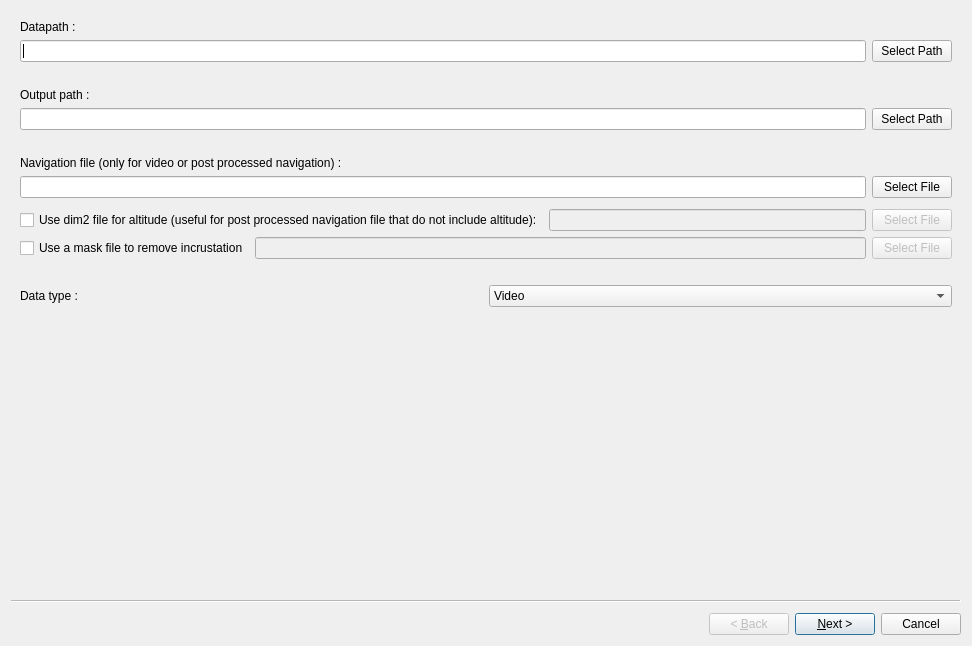
First picture: the form in Src/Tools/DataPreprocessingWizard/data_preprocessing_wizard.ui, repository IfremerUnderwater/Matisse, before the edit.
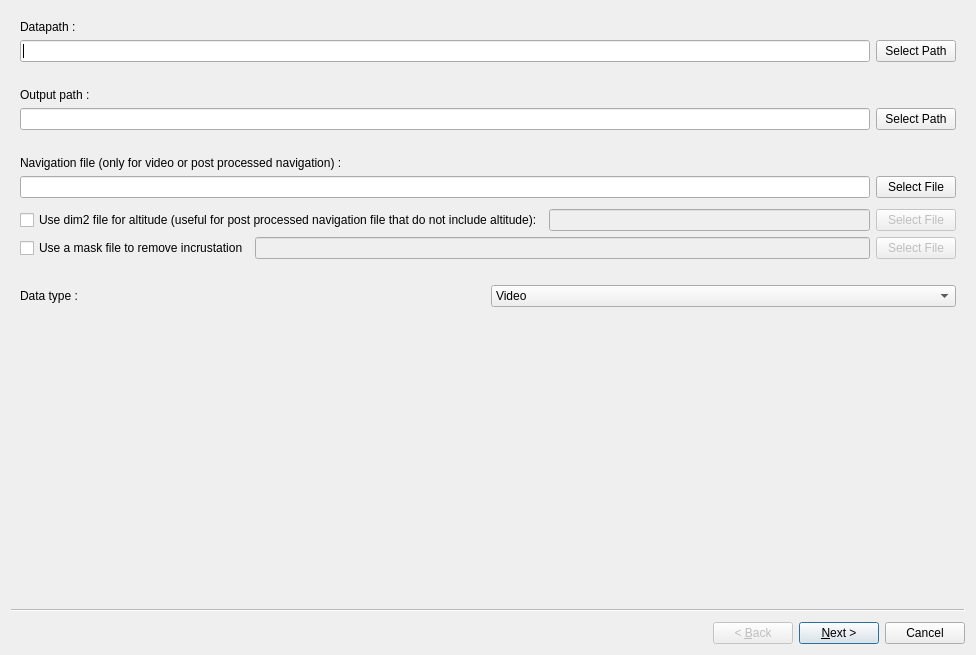
Second picture: the form after the edit.

Commit message: Added keep exif data functionnality in pre-processing

Patch:
```diff
--- a/Src/Tools/DataPreprocessingWizard/data_preprocessing_wizard.ui
+++ b/Src/Tools/DataPreprocessingWizard/data_preprocessing_wizard.ui
@@ -6,8 +6,8 @@
    <rect>
     <x>0</x>
     <y>0</y>
-    <width>972</width>
-    <height>646</height>
+    <width>976</width>
+    <height>655</height>
    </rect>
   </property>
   <property name="windowTitle">
```
Left out of the diff: 10 changed lines with no effect on the pictures. The commit also changes 1 other file.
